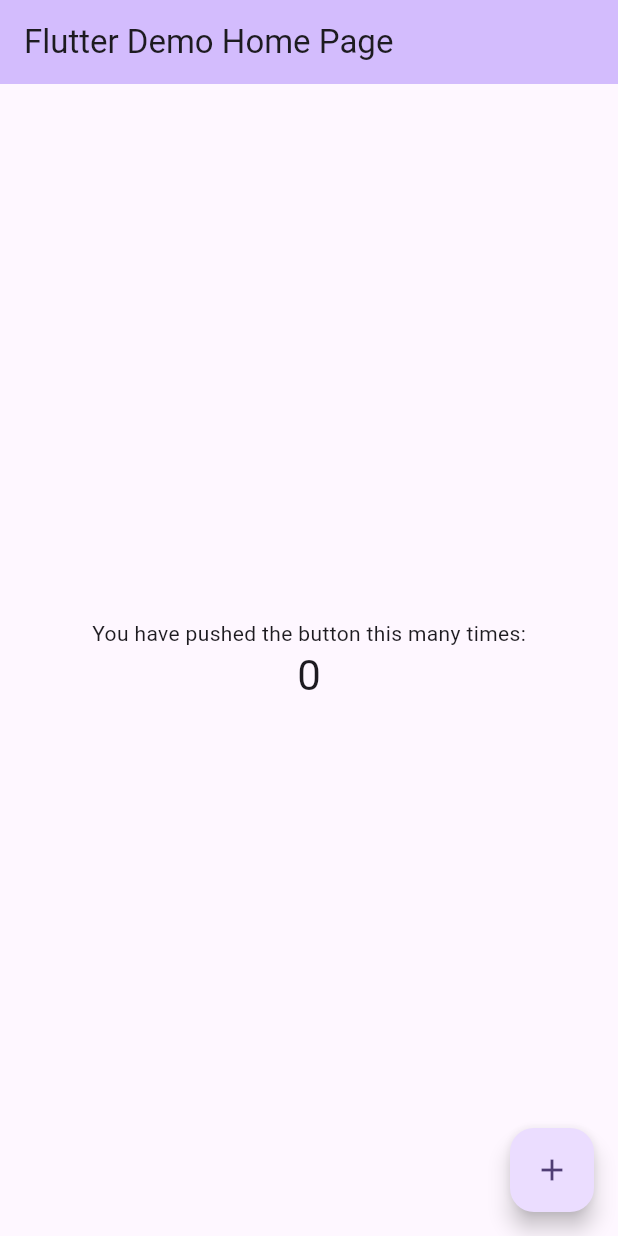
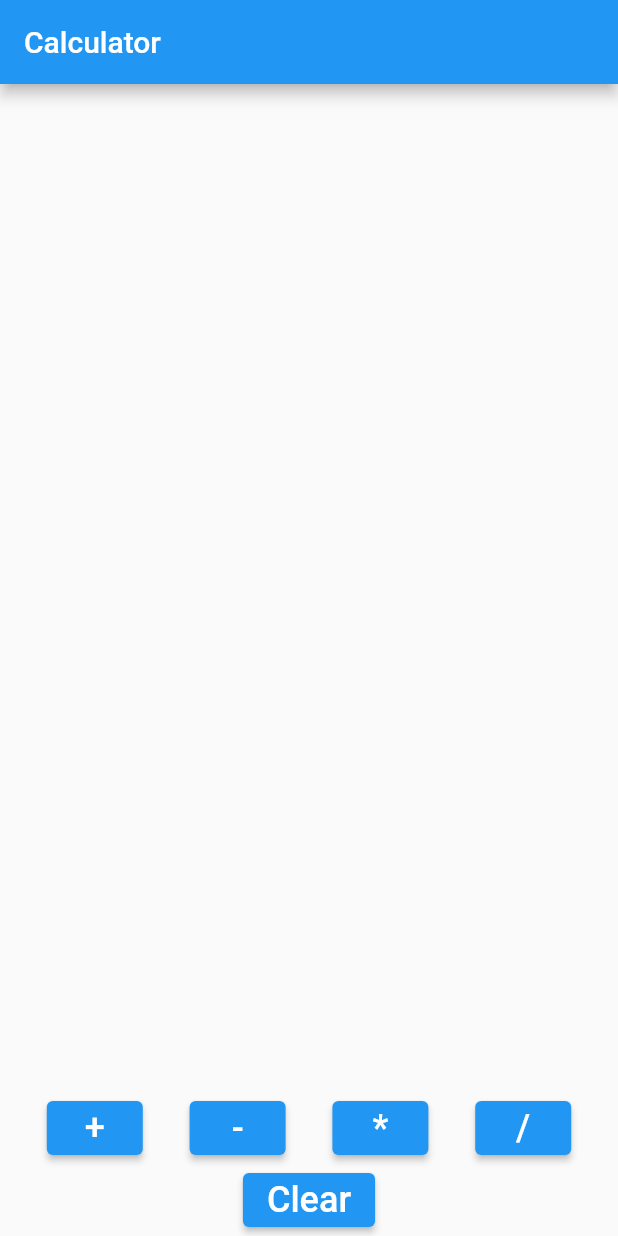
Before and after one commit to fouzia1146/Flutter_Assignment2, a Flutter app: the screen it shows after launch, on a phone screen of 412 x 824 dp. Run offline on Flutter 3.47's test engine with Material 2 defaults, Android fonts, the phone set to English and light mode, and no system bars.

Commit message:
Final Commit

```diff
--- a/lib/main.dart
+++ b/lib/main.dart
@@ -1,125 +1,86 @@
 import 'package:flutter/material.dart';
 
-void main() {
-  runApp(const MyApp());
-}
+void main() => runApp(CalculatorApp());
 
-class MyApp extends StatelessWidget {
-  const MyApp({super.key});
-
-  // This widget is the root of your application.
+class CalculatorApp extends StatelessWidget {
   @override
   Widget build(BuildContext context) {
     return MaterialApp(
-      title: 'Flutter Demo',
-      theme: ThemeData(
-        // This is the theme of your application.
-        //
-        // TRY THIS: Try running your application with "flutter run". You'll see
-        // the application has a blue toolbar. Then, without quitting the app,
-        // try changing the seedColor in the colorScheme below to Colors.green
-        // and then invoke "hot reload" (save your changes or press the "hot
-        // reload" button in a Flutter-supported IDE, or press "r" if you used
-        // the command line to start the app).
-        //
-        // Notice that the counter didn't reset back to zero; the application
-        // state is not lost during the reload. To reset the state, use hot
-        // restart instead.
-        //
-        // This works for code too, not just values: Most code changes can be
-        // tested with just a hot reload.
-        colorScheme: ColorScheme.fromSeed(seedColor: Colors.deepPurple),
-        useMaterial3: true,
-      ),
-      home: const MyHomePage(title: 'Flutter Demo Home Page'),
+      title: 'Calculator',
+      home: Calculator(),
     );
   }
 }
 
-class MyHomePage extends StatefulWidget {
-  const MyHomePage({super.key, required this.title});
-
-  // This widget is the home page of your application. It is stateful, meaning
-  // that it has a State object (defined below) that contains fields that affect
-  // how it looks.
-
-  // This class is the configuration for the state. It holds the values (in this
-  // case the title) provided by the parent (in this case the App widget) and
-  // used by the build method of the State. Fields in a Widget subclass are
-  // always marked "final".
-
-  final String title;
-
+class Calculator extends StatefulWidget {
   @override
-  State<MyHomePage> createState() => _MyHomePageState();
+  _CalculatorState createState() => _CalculatorState();
 }
 
-class _MyHomePageState extends State<MyHomePage> {
-  int _counter = 0;
+class _CalculatorState extends State<Calculator> {
+  TextEditingController _controller = TextEditingController();
 
-  void _incrementCounter() {
-    setState(() {
-      // This call to setState tells the Flutter framework that something has
-      // changed in this State, which causes it to rerun the build method below
-      // so that the display can reflect the updated values. If we changed
-      // _counter without calling setState(), then the build method would not be
-      // called again, and so nothing would appear to happen.
-      _counter++;
-    });
+  void _onOperatorClicked(String operator) {
+    _controller.text += operator;
+  }
+
+  void _onClearClicked() {
+    _controller.clear();
   }
 
   @override
   Widget build(BuildContext context) {
-    // This method is rerun every time setState is called, for instance as done
-    // by the _incrementCounter method above.
-    //
-    // The Flutter framework has been optimized to make rerunning build methods
-    // fast, so that you can just rebuild anything that needs updating rather
-    // than having to individually change instances of widgets.
     return Scaffold(
-      appBar: AppBar(
-        // TRY THIS: Try changing the color here to a specific color (to
-        // Colors.amber, perhaps?) and trigger a hot reload to see the AppBar
-        // change color while the other colors stay the same.
-        backgroundColor: Theme.of(context).colorScheme.inversePrimary,
-        // Here we take the value from the MyHomePage object that was created by
-        // the App.build method, and use it to set our appbar title.
-        title: Text(widget.title),
+      appBar: AppBar(title: Text('Calculator')),
+      body: Column(
+        crossAxisAlignment: CrossAxisAlignment.stretch,
+        children: [
+          Expanded(
+            child: Container(
+              alignment: Alignment.bottomRight,
+              padding: EdgeInsets.all(16),
+              child: TextField(
+                controller: _controller,
+                textAlign: TextAlign.right,
+                style: TextStyle(fontSize: 48, fontWeight: FontWeight.bold),
+                keyboardType: TextInputType.number,
+                decoration: InputDecoration(
+                  border: InputBorder.none,
+                ),
+              ),
+            ),
+          ),
+          Row(
+            mainAxisAlignment: MainAxisAlignment.spaceEvenly,
+            children: [
+              _buildOperatorButton('+'),
+              _buildOperatorButton('-'),
+              _buildOperatorButton('*'),
+              _buildOperatorButton('/'),
+            ],
+          ),
+          Row(
+            mainAxisAlignment: MainAxisAlignment.center,
+            children: [
+              _buildClearButton(),
+            ],
+          ),
+        ],
       ),
-      body: Center(
-        // Center is a layout widget. It takes a single child and positions it
-        // in the middle of the parent.
-        child: Column(
-          // Column is also a layout widget. It takes a list of children and
-          // arranges them vertically. By default, it sizes itself to fit its
-          // children horizontally, and tries to be as tall as its parent.
-          //
-          // Column has various properties to control how it sizes itself and
-          // how it positions its children. Here we use mainAxisAlignment to
-          // center the children vertically; the main axis here is the vertical
-          // axis because Columns are vertical (the cross axis would be
-          // horizontal).
-          //
-          // TRY THIS: Invoke "debug painting" (choose the "Toggle Debug Paint"
-          // action in the IDE, or press "p" in the console), to see the
-          // wireframe for each widget.
-          mainAxisAlignment: MainAxisAlignment.center,
-          children: <Widget>[
-            const Text(
-              'You have pushed the button this many times:',
-            ),
-            Text(
-              '$_counter',
-              style: Theme.of(context).textTheme.headlineMedium,
-            ),
-          ],
-        ),
-      ),
-      floatingActionButton: FloatingActionButton(
-        onPressed: _incrementCounter,
-        tooltip: 'Increment',
-        child: const Icon(Icons.add),
-      ), // This trailing comma makes auto-formatting nicer for build methods.
+    );
+  }
+
+  Widget _buildOperatorButton(String operator) {
+    return ElevatedButton(
+      onPressed: () => _onOperatorClicked(operator),
+      child: Text(operator, style: TextStyle(fontSize: 24)),
+    );
+  }
+
+  Widget _buildClearButton() {
+    return ElevatedButton(
+      onPressed: _onClearClicked,
+      child: Text('Clear', style: TextStyle(fontSize: 24)),
     );
   }
 }
```
